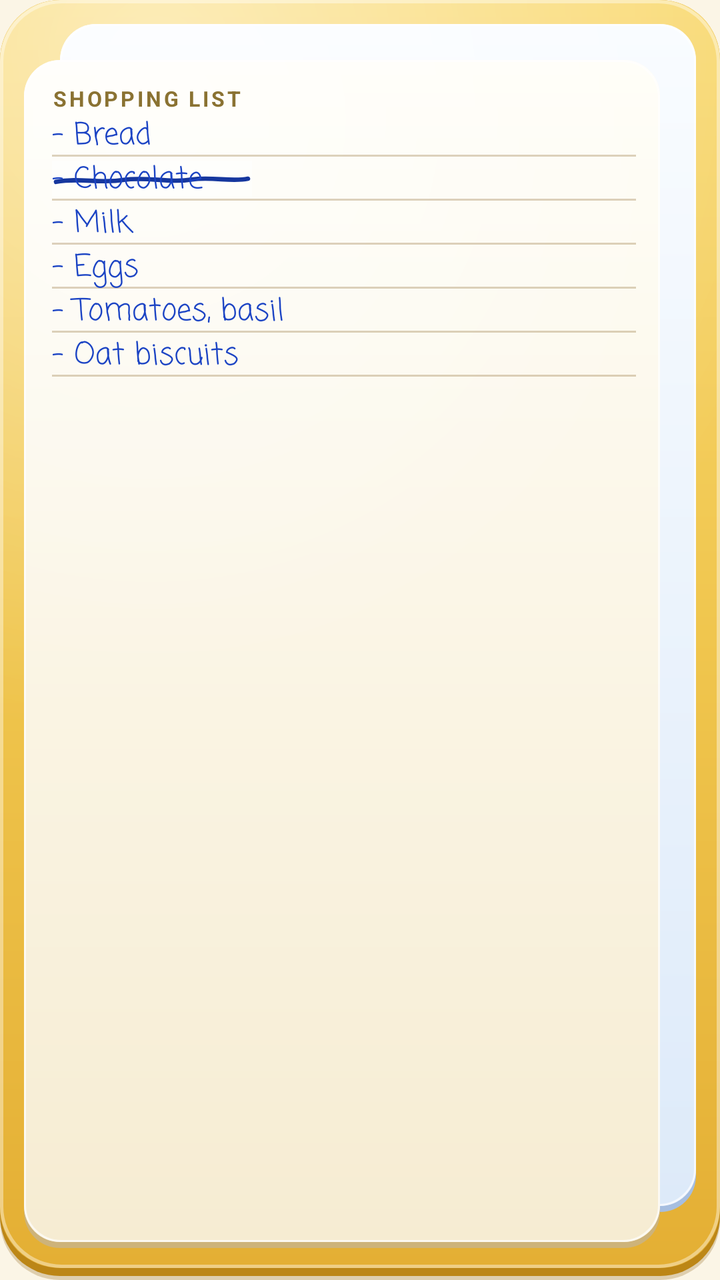
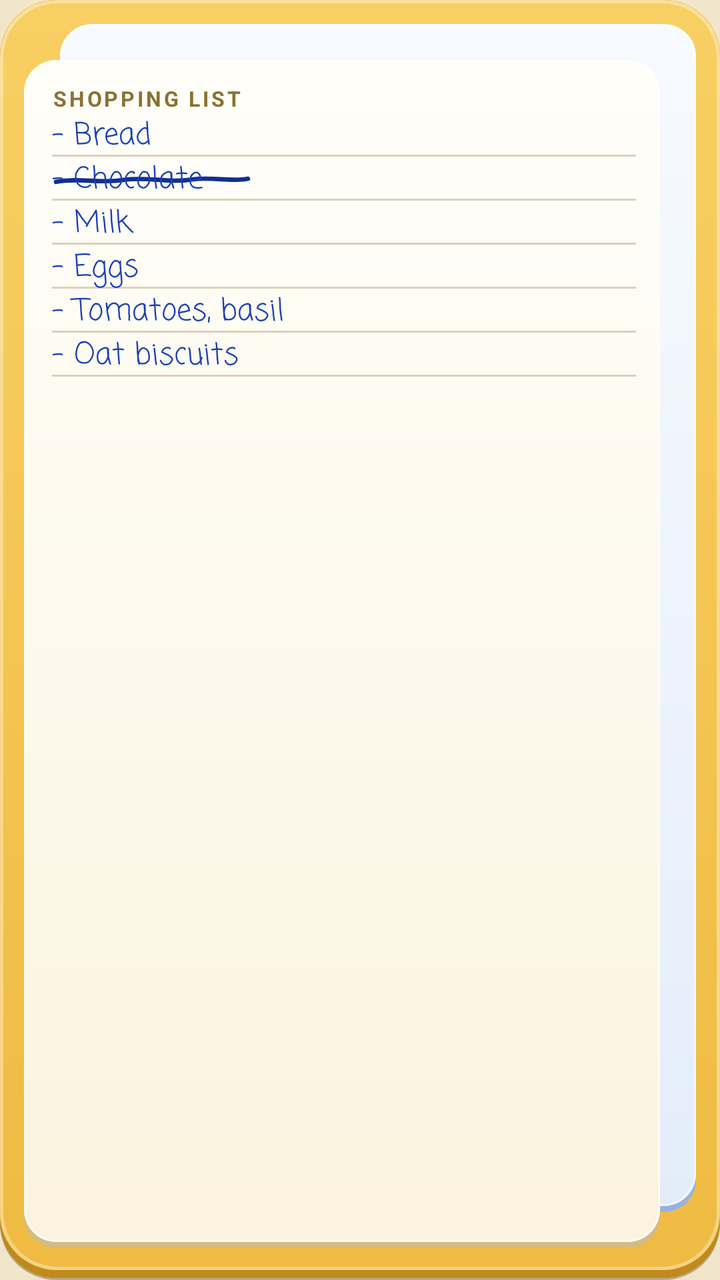

Before-and-after screenshots of an Android layout around one commit, followed by the original layout XML and the change that was made.
<!-- AndroidManifest.xml: application theme AppTheme -->
<!-- res/layout/widget_preview.xml -->
<?xml version="1.0" encoding="utf-8"?>
<FrameLayout xmlns:android="http://schemas.android.com/apk/res/android" android:layout_width="match_parent" android:layout_height="match_parent"
    android:background="@drawable/w_base" android:paddingStart="12dp" android:paddingEnd="12dp"
    android:paddingTop="12dp" android:paddingBottom="16dp">
    <FrameLayout android:layout_width="match_parent" android:layout_height="match_parent" android:layout_marginStart="18dp"
        android:layout_marginBottom="18dp" android:background="@drawable/paper_sky"/>
    <FrameLayout android:layout_width="match_parent" android:layout_height="match_parent" android:layout_marginEnd="18dp"
        android:layout_marginTop="18dp" android:background="@drawable/paper_cream" android:paddingStart="14dp"
        android:paddingEnd="12dp" android:paddingTop="12dp" android:paddingBottom="10dp">
        <LinearLayout android:layout_width="match_parent" android:layout_height="match_parent" android:orientation="vertical">
            <TextView android:layout_width="wrap_content" android:layout_height="wrap_content" android:text="SHOPPING LIST"
                android:textSize="10.5sp" android:letterSpacing="0.12" android:textStyle="bold" android:textColor="#8A7232"/>
            <FrameLayout android:layout_width="match_parent" android:layout_height="22dp" android:background="@drawable/rule">
                <CheckBox android:layout_width="wrap_content" android:layout_height="match_parent" android:button="@null"
                    android:background="@drawable/strike" android:minWidth="0dp" android:minHeight="0dp" android:padding="0dp"
                    android:paddingEnd="4dp" android:textSize="15sp" android:textColor="#1C44C4" android:fontFamily="casual"
                    android:checked="false" android:text="– Bread"/>
            </FrameLayout>
            <FrameLayout android:layout_width="match_parent" android:layout_height="22dp" android:background="@drawable/rule">
                <CheckBox android:layout_width="wrap_content" android:layout_height="match_parent" android:button="@null"
                    android:background="@drawable/strike" android:minWidth="0dp" android:minHeight="0dp" android:padding="0dp"
                    android:paddingEnd="4dp" android:textSize="15sp" android:textColor="#1C44C4" android:fontFamily="casual"
                    android:checked="true" android:text="– Chocolate"/>
            </FrameLayout>
            <FrameLayout android:layout_width="match_parent" android:layout_height="22dp" android:background="@drawable/rule">
                <CheckBox android:layout_width="wrap_content" android:layout_height="match_parent" android:button="@null"
                    android:background="@drawable/strike" android:minWidth="0dp" android:minHeight="0dp" android:padding="0dp"
                    android:paddingEnd="4dp" android:textSize="15sp" android:textColor="#1C44C4" android:fontFamily="casual"
                    android:checked="false" android:text="– Milk"/>
            </FrameLayout>
            <FrameLayout android:layout_width="match_parent" android:layout_height="22dp" android:background="@drawable/rule">
                <CheckBox android:layout_width="wrap_content" android:layout_height="match_parent" android:button="@null"
                    android:background="@drawable/strike" android:minWidth="0dp" android:minHeight="0dp" android:padding="0dp"
                    android:paddingEnd="4dp" android:textSize="15sp" android:textColor="#1C44C4" android:fontFamily="casual"
                    android:checked="false" android:text="– Eggs"/>
            </FrameLayout>
            <FrameLayout android:layout_width="match_parent" android:layout_height="22dp" android:background="@drawable/rule">
                <CheckBox android:layout_width="wrap_content" android:layout_height="match_parent" android:button="@null"
                    android:background="@drawable/strike" android:minWidth="0dp" android:minHeight="0dp" android:padding="0dp"
                    android:paddingEnd="4dp" android:textSize="15sp" android:textColor="#1C44C4" android:fontFamily="casual"
                    android:checked="false" android:text="– Tomatoes, basil"/>
            </FrameLayout>
            <FrameLayout android:layout_width="match_parent" android:layout_height="22dp" android:background="@drawable/rule">
                <CheckBox android:layout_width="wrap_content" android:layout_height="match_parent" android:button="@null"
                    android:background="@drawable/strike" android:minWidth="0dp" android:minHeight="0dp" android:padding="0dp"
                    android:paddingEnd="4dp" android:textSize="15sp" android:textColor="#1C44C4" android:fontFamily="casual"
                    android:checked="false" android:text="– Oat biscuits"/>
            </FrameLayout>
        </LinearLayout>
    </FrameLayout>
</FrameLayout>
<!-- resources referenced by this layout -->
<resources>
  <!-- drawable paper_cream (drawable) -->
  <?xml version="1.0" encoding="utf-8"?>
  <layer-list xmlns:android="http://schemas.android.com/apk/res/android">
      <item android:top="5dp" android:left="2dp" android:right="2dp">
          <shape><corners android:radius="18dp"/><solid android:color="#40704A08"/></shape></item>
      <item android:top="2dp">
          <shape><corners android:radius="18dp"/><solid android:color="#CDB37A"/></shape></item>
      <item android:bottom="3dp">
          <shape><corners android:radius="18dp"/>
              <gradient android:angle="270" android:startColor="#FFFEF8" android:endColor="#F6ECD2"/></shape></item>
      <item android:bottom="3dp">
          <shape><corners android:radius="18dp"/>
              <gradient android:type="radial" android:gradientRadius="90%" android:centerX="0.2" android:centerY="0.05"
                  android:startColor="#80FFFFFF" android:endColor="#00FFFFFF"/></shape></item>
      <item android:bottom="3dp">
          <shape><corners android:radius="18dp"/><stroke android:width="1dp" android:color="#B3FFFFFF"/></shape></item>
  </layer-list>
  <!-- drawable paper_sky (drawable) -->
  <?xml version="1.0" encoding="utf-8"?>
  <layer-list xmlns:android="http://schemas.android.com/apk/res/android">
      <item android:top="5dp" android:left="2dp" android:right="2dp">
          <shape><corners android:radius="18dp"/><solid android:color="#40704A08"/></shape></item>
      <item android:top="2dp">
          <shape><corners android:radius="18dp"/><solid android:color="#A6BEE0"/></shape></item>
      <item android:bottom="3dp">
          <shape><corners android:radius="18dp"/>
              <gradient android:angle="270" android:startColor="#F9FCFF" android:endColor="#DDEAF9"/></shape></item>
      <item android:bottom="3dp">
          <shape><corners android:radius="18dp"/>
              <gradient android:type="radial" android:gradientRadius="90%" android:centerX="0.2" android:centerY="0.05"
                  android:startColor="#80FFFFFF" android:endColor="#00FFFFFF"/></shape></item>
      <item android:bottom="3dp">
          <shape><corners android:radius="18dp"/><stroke android:width="1dp" android:color="#B3FFFFFF"/></shape></item>
  </layer-list>
  <!-- drawable w_base (drawable) -->
  <?xml version="1.0" encoding="utf-8"?>
  <layer-list xmlns:android="http://schemas.android.com/apk/res/android">
      <item android:top="7dp"><shape><corners android:radius="30dp"/><solid android:color="#40865A06"/></shape></item>
      <item android:bottom="2dp"><shape><corners android:radius="30dp"/>
          <gradient android:angle="270" android:startColor="#D9A42E" android:endColor="#BC8616"/></shape></item>
      <item android:bottom="6dp"><shape><corners android:radius="30dp"/>
          <gradient android:angle="270" android:startColor="#F9D971" android:centerColor="#F0C64E" android:endColor="#E4AF34"/></shape></item>
      <item android:bottom="6dp"><shape><corners android:radius="30dp"/>
          <gradient android:type="radial" android:gradientRadius="95%" android:centerX="0.22" android:centerY="0.04"
              android:startColor="#80FFFFFF" android:endColor="#00FFFFFF"/></shape></item>
      <item android:bottom="6dp"><shape><corners android:radius="30dp"/><stroke android:width="1.5dp" android:color="#66FFFFFF"/></shape></item>
  </layer-list>
  <style name="AppTheme" parent="android:Theme.Material.Light.NoActionBar">
          <item name="android:windowBackground">@color/bg</item>
          <item name="android:statusBarColor">@color/bg</item>
          <item name="android:navigationBarColor">@color/bg</item>
          <item name="android:windowLightStatusBar">true</item>
          <item name="android:windowLightNavigationBar">true</item>
          <item name="android:colorAccent">#1C44C4</item>
          <item name="android:textColorHighlight">#401C44C4</item>
      </style>
  <color name="rule">#4D8A6A2E</color>
  <color name="bg">#FBF5E6</color>
  <color name="ink_dark">#16379E</color>
  <!-- unchanged entries left out for length: 6 -->
</resources>

<!-- the commit's change to res/layout/widget_preview.xml (unified diff, before → after) -->
@@ -13,37 +13,37 @@
             <FrameLayout android:layout_width="match_parent" android:layout_height="22dp" android:background="@drawable/rule">
                 <CheckBox android:layout_width="wrap_content" android:layout_height="match_parent" android:button="@null"
                     android:background="@drawable/strike" android:minWidth="0dp" android:minHeight="0dp" android:padding="0dp"
-                    android:paddingEnd="4dp" android:textSize="15sp" android:textColor="#1C44C4" android:fontFamily="casual"
+                    android:paddingEnd="4dp" android:textSize="15sp" android:textColor="#1A3FB8" android:fontFamily="casual"
                     android:checked="false" android:text="– Bread"/>
             </FrameLayout>
             <FrameLayout android:layout_width="match_parent" android:layout_height="22dp" android:background="@drawable/rule">
                 <CheckBox android:layout_width="wrap_content" android:layout_height="match_parent" android:button="@null"
                     android:background="@drawable/strike" android:minWidth="0dp" android:minHeight="0dp" android:padding="0dp"
-                    android:paddingEnd="4dp" android:textSize="15sp" android:textColor="#1C44C4" android:fontFamily="casual"
+                    android:paddingEnd="4dp" android:textSize="15sp" android:textColor="#1A3FB8" android:fontFamily="casual"
                     android:checked="true" android:text="– Chocolate"/>
             </FrameLayout>
             <FrameLayout android:layout_width="match_parent" android:layout_height="22dp" android:background="@drawable/rule">
                 <CheckBox android:layout_width="wrap_content" android:layout_height="match_parent" android:button="@null"
                     android:background="@drawable/strike" android:minWidth="0dp" android:minHeight="0dp" android:padding="0dp"
-                    android:paddingEnd="4dp" android:textSize="15sp" android:textColor="#1C44C4" android:fontFamily="casual"
+                    android:paddingEnd="4dp" android:textSize="15sp" android:textColor="#1A3FB8" android:fontFamily="casual"
                     android:checked="false" android:text="– Milk"/>
             </FrameLayout>
             <FrameLayout android:layout_width="match_parent" android:layout_height="22dp" android:background="@drawable/rule">
                 <CheckBox android:layout_width="wrap_content" android:layout_height="match_parent" android:button="@null"
                     android:background="@drawable/strike" android:minWidth="0dp" android:minHeight="0dp" android:padding="0dp"
-                    android:paddingEnd="4dp" android:textSize="15sp" android:textColor="#1C44C4" android:fontFamily="casual"
+                    android:paddingEnd="4dp" android:textSize="15sp" android:textColor="#1A3FB8" android:fontFamily="casual"
                     android:checked="false" android:text="– Eggs"/>
             </FrameLayout>
             <FrameLayout android:layout_width="match_parent" android:layout_height="22dp" android:background="@drawable/rule">
                 <CheckBox android:layout_width="wrap_content" android:layout_height="match_parent" android:button="@null"
                     android:background="@drawable/strike" android:minWidth="0dp" android:minHeight="0dp" android:padding="0dp"
-                    android:paddingEnd="4dp" android:textSize="15sp" android:textColor="#1C44C4" android:fontFamily="casual"
+                    android:paddingEnd="4dp" android:textSize="15sp" android:textColor="#1A3FB8" android:fontFamily="casual"
                     android:checked="false" android:text="– Tomatoes, basil"/>
             </FrameLayout>
             <FrameLayout android:layout_width="match_parent" android:layout_height="22dp" android:background="@drawable/rule">
                 <CheckBox android:layout_width="wrap_content" android:layout_height="match_parent" android:button="@null"
                     android:background="@drawable/strike" android:minWidth="0dp" android:minHeight="0dp" android:padding="0dp"
-                    android:paddingEnd="4dp" android:textSize="15sp" android:textColor="#1C44C4" android:fontFamily="casual"
+                    android:paddingEnd="4dp" android:textSize="15sp" android:textColor="#1A3FB8" android:fontFamily="casual"
                     android:checked="false" android:text="– Oat biscuits"/>
             </FrameLayout>
         </LinearLayout>
<!-- resource entries referenced after the edit -->
@@ -3,49 +3,37 @@
   <!-- drawable paper_cream (drawable) -->
   <?xml version="1.0" encoding="utf-8"?>
   <layer-list xmlns:android="http://schemas.android.com/apk/res/android">
-      <item android:top="5dp" android:left="2dp" android:right="2dp">
-          <shape><corners android:radius="18dp"/><solid android:color="#40704A08"/></shape></item>
+      <item android:top="4dp" android:left="1dp" android:right="1dp">
+          <shape><corners android:radius="16dp"/><solid android:color="#2E3A2600"/></shape></item>
       <item android:top="2dp">
-          <shape><corners android:radius="18dp"/><solid android:color="#CDB37A"/></shape></item>
+          <shape><corners android:radius="16dp"/><solid android:color="#D3BB82"/></shape></item>
       <item android:bottom="3dp">
-          <shape><corners android:radius="18dp"/>
-              <gradient android:angle="270" android:startColor="#FFFEF8" android:endColor="#F6ECD2"/></shape></item>
+          <shape><corners android:radius="16dp"/>
+              <gradient android:angle="270" android:startColor="#FFFEF9" android:endColor="#FBF3DF"/></shape></item>
       <item android:bottom="3dp">
-          <shape><corners android:radius="18dp"/>
-              <gradient android:type="radial" android:gradientRadius="90%" android:centerX="0.2" android:centerY="0.05"
-                  android:startColor="#80FFFFFF" android:endColor="#00FFFFFF"/></shape></item>
-      <item android:bottom="3dp">
-          <shape><corners android:radius="18dp"/><stroke android:width="1dp" android:color="#B3FFFFFF"/></shape></item>
+          <shape><corners android:radius="16dp"/><stroke android:width="1dp" android:color="#99FFFFFF"/></shape></item>
   </layer-list>
   <!-- drawable paper_sky (drawable) -->
   <?xml version="1.0" encoding="utf-8"?>
   <layer-list xmlns:android="http://schemas.android.com/apk/res/android">
-      <item android:top="5dp" android:left="2dp" android:right="2dp">
-          <shape><corners android:radius="18dp"/><solid android:color="#40704A08"/></shape></item>
+      <item android:top="4dp" android:left="1dp" android:right="1dp">
+          <shape><corners android:radius="16dp"/><solid android:color="#2E3A2600"/></shape></item>
       <item android:top="2dp">
-          <shape><corners android:radius="18dp"/><solid android:color="#A6BEE0"/></shape></item>
+          <shape><corners android:radius="16dp"/><solid android:color="#96B3DD"/></shape></item>
       <item android:bottom="3dp">
-          <shape><corners android:radius="18dp"/>
-              <gradient android:angle="270" android:startColor="#F9FCFF" android:endColor="#DDEAF9"/></shape></item>
+          <shape><corners android:radius="16dp"/>
+              <gradient android:angle="270" android:startColor="#F7FAFF" android:endColor="#E3EDFA"/></shape></item>
       <item android:bottom="3dp">
-          <shape><corners android:radius="18dp"/>
-              <gradient android:type="radial" android:gradientRadius="90%" android:centerX="0.2" android:centerY="0.05"
-                  android:startColor="#80FFFFFF" android:endColor="#00FFFFFF"/></shape></item>
-      <item android:bottom="3dp">
-          <shape><corners android:radius="18dp"/><stroke android:width="1dp" android:color="#B3FFFFFF"/></shape></item>
+          <shape><corners android:radius="16dp"/><stroke android:width="1dp" android:color="#99FFFFFF"/></shape></item>
   </layer-list>
   <!-- drawable w_base (drawable) -->
   <?xml version="1.0" encoding="utf-8"?>
   <layer-list xmlns:android="http://schemas.android.com/apk/res/android">
-      <item android:top="7dp"><shape><corners android:radius="30dp"/><solid android:color="#40865A06"/></shape></item>
-      <item android:bottom="2dp"><shape><corners android:radius="30dp"/>
-          <gradient android:angle="270" android:startColor="#D9A42E" android:endColor="#BC8616"/></shape></item>
-      <item android:bottom="6dp"><shape><corners android:radius="30dp"/>
-          <gradient android:angle="270" android:startColor="#F9D971" android:centerColor="#F0C64E" android:endColor="#E4AF34"/></shape></item>
-      <item android:bottom="6dp"><shape><corners android:radius="30dp"/>
-          <gradient android:type="radial" android:gradientRadius="95%" android:centerX="0.22" android:centerY="0.04"
-              android:startColor="#80FFFFFF" android:endColor="#00FFFFFF"/></shape></item>
-      <item android:bottom="6dp"><shape><corners android:radius="30dp"/><stroke android:width="1.5dp" android:color="#66FFFFFF"/></shape></item>
+      <item android:top="6dp"><shape><corners android:radius="28dp"/><solid android:color="#4D2E1C00"/></shape></item>
+      <item android:bottom="1dp"><shape><corners android:radius="28dp"/><solid android:color="#C08A1C"/></shape></item>
+      <item android:bottom="5dp"><shape><corners android:radius="28dp"/>
+          <gradient android:angle="270" android:startColor="#F8CF63" android:endColor="#EFBB42"/></shape></item>
+      <item android:bottom="5dp"><shape><corners android:radius="28dp"/><stroke android:width="1.5dp" android:color="#59FFFFFF"/></shape></item>
   </layer-list>
   <style name="AppTheme" parent="android:Theme.Material.Light.NoActionBar">
           <item name="android:windowBackground">@color/bg</item>
@@ -53,12 +41,12 @@
           <item name="android:navigationBarColor">@color/bg</item>
           <item name="android:windowLightStatusBar">true</item>
           <item name="android:windowLightNavigationBar">true</item>
-          <item name="android:colorAccent">#1C44C4</item>
-          <item name="android:textColorHighlight">#401C44C4</item>
+          <item name="android:colorAccent">#1A3FB8</item>
+          <item name="android:textColorHighlight">#401A3FB8</item>
       </style>
-  <color name="rule">#4D8A6A2E</color>
-  <color name="bg">#FBF5E6</color>
-  <color name="ink_dark">#16379E</color>
+  <color name="rule">#477A6030</color>
+  <color name="bg">#F1E6CB</color>
+  <color name="ink_dark">#122F8F</color>
   <!-- unchanged entries left out for length: 6 -->
 </resources>
 
